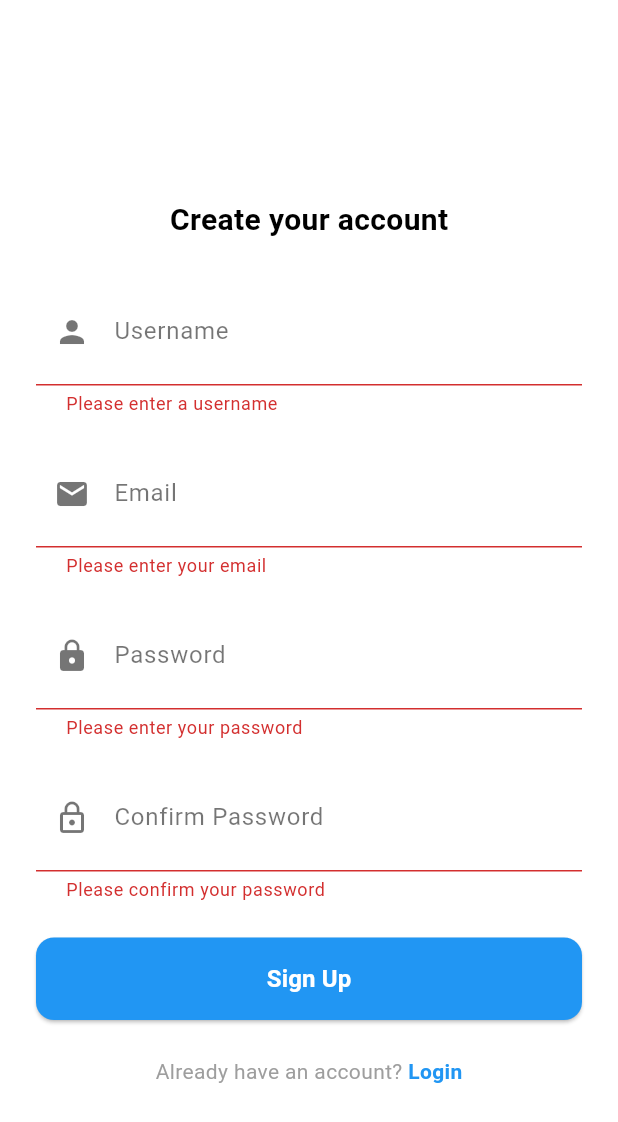
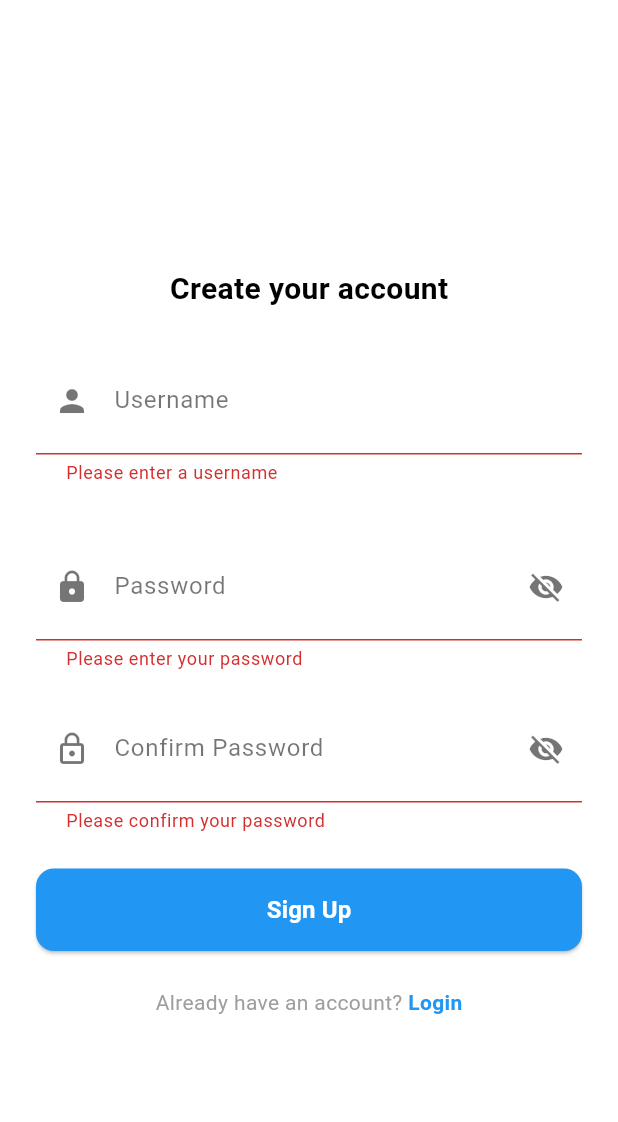
Before and after one commit to txngerine/contacts-2, a Flutter app: the SignupView screen opened by its route, after a tap on "Sign Up", on a phone screen of 412 x 824 dp. Shown: the top 1122 px of the screen. Run offline on Flutter 3.47's test engine with Material 3 defaults, Android fonts, the phone set to English and light mode, and no system bars; our stand-ins replace cloud_firestore, connectivity_plus, csv, file_picker, firebase_auth, firebase_core and 8 more; missing offline and left inert: alphabet_list_view, vcard_vcf; accounts and stored records are empty; network calls fail.

Commit message:
fixed email unknows verifications

```diff
--- a/lib/view/signup_view.dart
+++ b/lib/view/signup_view.dart
@@ -5,7 +5,6 @@ import '../controllers/auth_controller.dart';
 class SignupView extends StatelessWidget {
   final AuthController authController = Get.find<AuthController>();
   final TextEditingController usernameController = TextEditingController();
-  final TextEditingController emailController = TextEditingController();
   final TextEditingController passwordController = TextEditingController();
   final TextEditingController confirmPasswordController = TextEditingController();
 
@@ -72,54 +71,29 @@ class SignupView extends StatelessWidget {
 
                   const SizedBox(height: 16),
 
-                  // Email Input
-                  TextFormField(
-                    controller: emailController,
-                    decoration: InputDecoration(
-                      labelText: 'Email',
-                      hintText: 'Enter your email',
-                      hintStyle: const TextStyle(color: Colors.grey),
-                      labelStyle: const TextStyle(color: Colors.black54),
-                      prefixIcon: const Icon(Icons.email, color: Colors.black54),
-                      filled: true,
-                      fillColor: Colors.white,
-                      contentPadding: const EdgeInsets.symmetric(
-                        vertical: 16.0,
-                        horizontal: 16.0,
-                      ),
-                      enabledBorder: OutlineInputBorder(
-                        borderRadius: BorderRadius.circular(30),
-                        borderSide: BorderSide.none,
-                      ),
-                      focusedBorder: OutlineInputBorder(
-                        borderRadius: BorderRadius.circular(25),
-                        borderSide: const BorderSide(color: Colors.blue),
-                      ),
-                    ),
-                    keyboardType: TextInputType.emailAddress,
-                    validator: (value) {
-                      if (value == null || value.trim().isEmpty) {
-                        return 'Please enter your email';
-                      }
-                      if (!GetUtils.isEmail(value.trim())) {
-                        return 'Enter a valid email address';
-                      }
-                      return null;
-                    },
-                  ),
+                  // Email removed: signup will generate a synthetic email from username
 
                   const SizedBox(height: 16),
 
                   // Password Input
-                  TextFormField(
+                  Obx(() => TextFormField(
                     controller: passwordController,
-                    obscureText: true,
+                    obscureText: authController.isPasswordHidden.value,
                     decoration: InputDecoration(
                       labelText: 'Password',
                       hintText: 'Enter your password',
                       hintStyle: const TextStyle(color: Colors.grey),
                       labelStyle: const TextStyle(color: Colors.black54),
                       prefixIcon: const Icon(Icons.lock, color: Colors.black54),
+                      suffixIcon: IconButton(
+                        icon: Icon(
+                          authController.isPasswordHidden.value
+                              ? Icons.visibility_off
+                              : Icons.visibility,
+                          color: Colors.black54,
+                        ),
+                        onPressed: authController.togglePasswordVisibility,
+                      ),
                       filled: true,
                       fillColor: Colors.white,
                       contentPadding: const EdgeInsets.symmetric(
@@ -144,20 +118,29 @@ class SignupView extends StatelessWidget {
                       }
                       return null;
                     },
-                  ),
+                  )),
 
                   const SizedBox(height: 16),
 
                   // Confirm Password Input
-                  TextFormField(
+                  Obx(() => TextFormField(
                     controller: confirmPasswordController,
-                    obscureText: true,
+                    obscureText: authController.isPasswordHidden.value,
                     decoration: InputDecoration(
                       labelText: 'Confirm Password',
                       hintText: 'Re-enter your password',
                       hintStyle: const TextStyle(color: Colors.grey),
                       labelStyle: const TextStyle(color: Colors.black54),
                       prefixIcon: const Icon(Icons.lock_outline, color: Colors.black54),
+                      suffixIcon: IconButton(
+                        icon: Icon(
+                          authController.isPasswordHidden.value
+                              ? Icons.visibility_off
+                              : Icons.visibility,
+                          color: Colors.black54,
+                        ),
+                        onPressed: authController.togglePasswordVisibility,
+                      ),
                       filled: true,
                       fillColor: Colors.white,
                       contentPadding: const EdgeInsets.symmetric(
@@ -182,7 +165,7 @@ class SignupView extends StatelessWidget {
                       }
                       return null;
                     },
-                  ),
+                  )),
 
                   const SizedBox(height: 24),
 
@@ -190,10 +173,10 @@ class SignupView extends StatelessWidget {
                   SizedBox(
                     width: double.infinity,
                     child: ElevatedButton(
-  onPressed: () {
+    onPressed: () {
     if (_formKey.currentState!.validate()) {
       authController.signup(
-        emailController.text.trim(),
+        '', // email omitted; controller will generate synthetic email
         passwordController.text.trim(),
         'user', // Default role
         usernameController.text.trim(), // Pass the username
```
Also changed, not shown: lib/controllers/auth_controller.dart (+113 -11 lines), lib/view/login_view.dart (+9 -9 lines), 2 other files.
